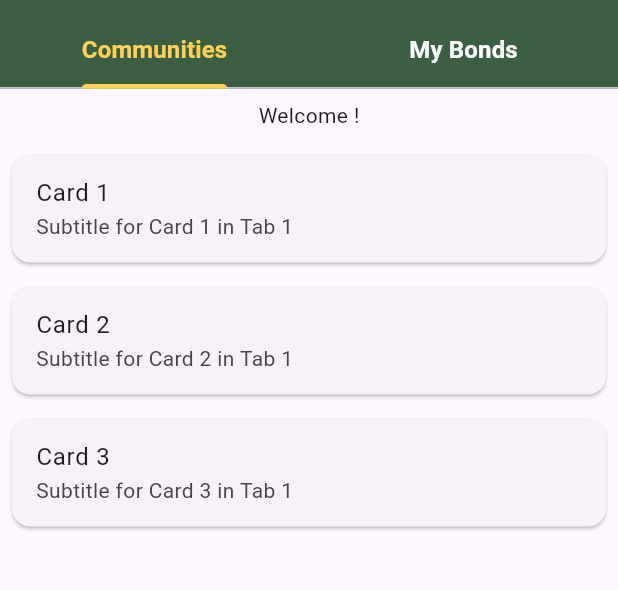
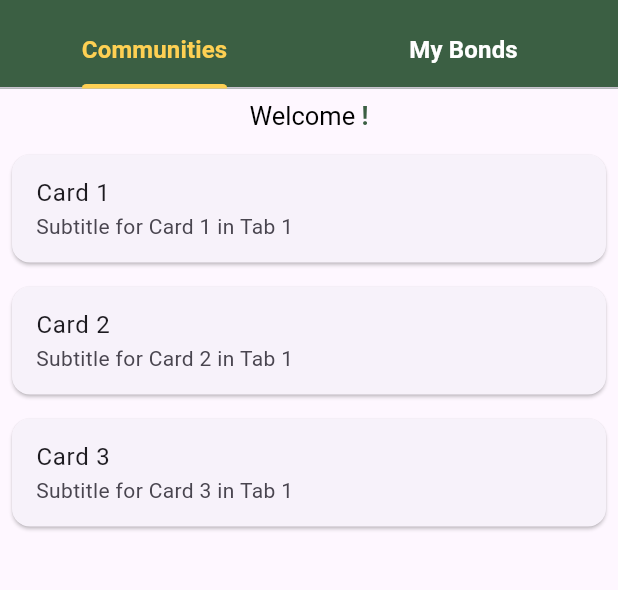
Before and after one commit to BroncoBond/Bronco-Bond, a Flutter app: the HomePage screen opened directly with empty values, on a phone screen of 412 x 824 dp, the part 69-659 px from its top. Run offline on Flutter 3.47's test engine with Material 3 defaults, Android fonts, the phone set to English and light mode, and no system bars; our stand-ins replace google_fonts, image_picker, jwt_decoder, shared_preferences, velocity_x; accounts and stored records are empty; generated files the repository leaves out were written again; network calls fail.

Commit message:
Refactor home_page.dart to display a welcome message with username

```diff
--- a/Frontend/lib/src/screens/home_page.dart
+++ b/Frontend/lib/src/screens/home_page.dart
@@ -97,7 +97,27 @@ class HomePageState extends State<HomePage> {
           children: [
             Padding(
               padding: const EdgeInsets.all(8.0),
-              child: Text('Welcome $username!'),
+              child: RichText(
+                text: TextSpan(
+                  children: <TextSpan>[
+                    TextSpan(
+                      text: 'Welcome ',
+                      style: TextStyle(
+                        fontSize: 17.0,
+                        color: Colors.black,
+                      ),
+                    ),
+                    TextSpan(
+                      text: '$username!',
+                      style: TextStyle(
+                        fontSize: 17.0,
+                        fontWeight: FontWeight.bold,
+                        color: const Color(0xFF3B5F43),
+                      ),
+                    ),
+                  ],
+                ),
+              ),
             ),
             Expanded(
               child: TabBarView(
```
